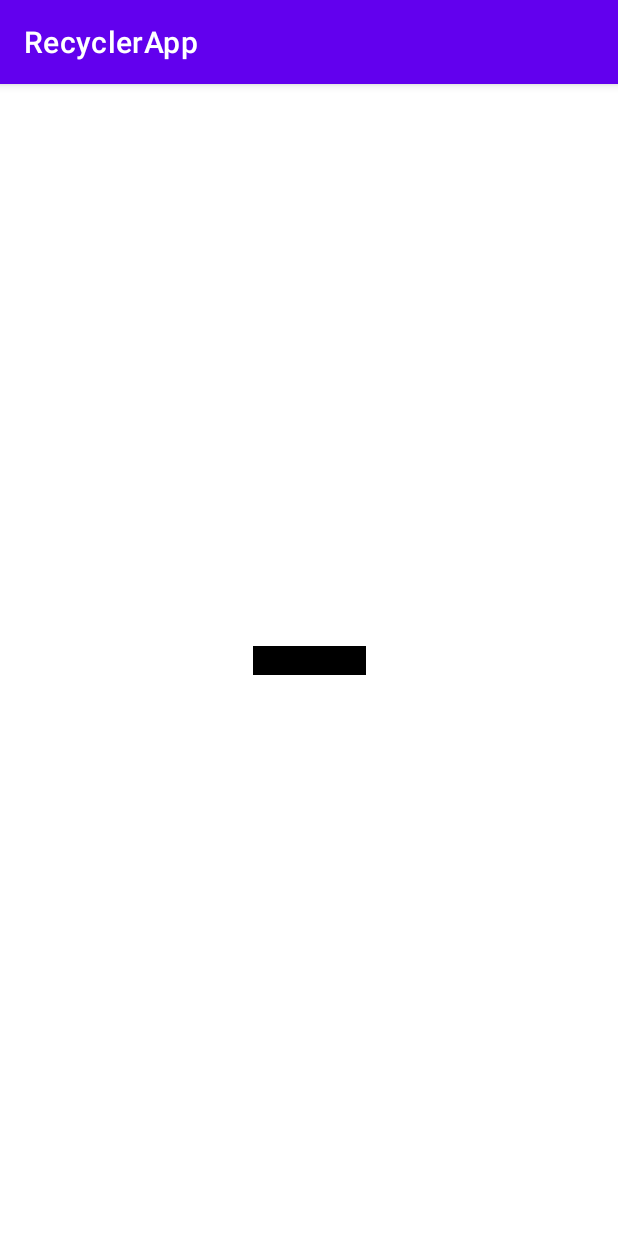
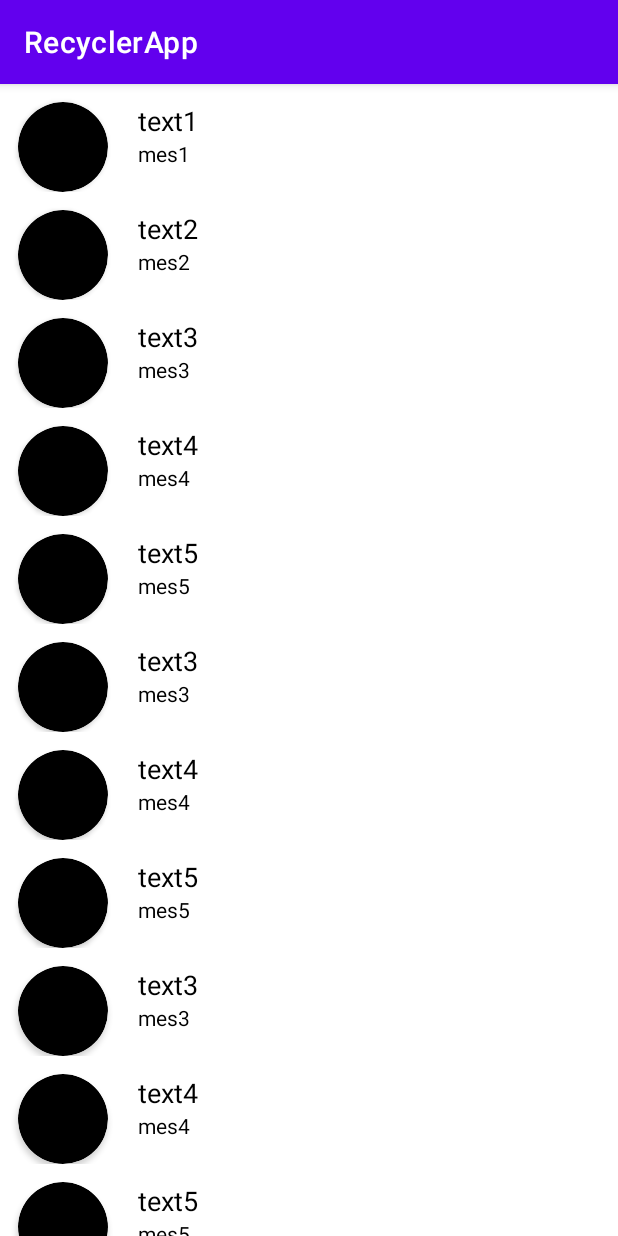
Before and after one commit to xyfit/RecyclerViewApp, an Android app: the screen it shows after launch (MainActivity), on a phone screen of 412 x 824 dp. Run offline under Robolectric (Android 15) with nearby library versions, the phone set to English and light mode, and no system bars.

Commit message:
//4 commit

```diff
--- a/app/src/main/java/uz/uzmbapps/recyclerapp/MainActivity.kt
+++ b/app/src/main/java/uz/uzmbapps/recyclerapp/MainActivity.kt
@@ -1,12 +1,64 @@
 package uz.uzmbapps.recyclerapp
 
+import android.annotation.SuppressLint
 import androidx.appcompat.app.AppCompatActivity
 import android.os.Bundle
+import androidx.recyclerview.widget.GridLayoutManager
+import androidx.recyclerview.widget.LinearLayoutManager
+import androidx.recyclerview.widget.RecyclerView
+import uz.uzmbapps.recyclerapp.adapters.HomeAdapter
+import uz.uzmbapps.recyclerapp.models.ItemModel
 
 class MainActivity : AppCompatActivity() {
+    val myList = arrayListOf<ItemModel>()
+    @SuppressLint("MissingInflatedId")
     override fun onCreate(savedInstanceState: Bundle?) {
         super.onCreate(savedInstanceState)
         setContentView(R.layout.activity_main)
-        ///sdflksdkfsdkfkposdfp
+        val recyclerView = findViewById<RecyclerView>(R.id.recycler_id)
+
+        recyclerView.layoutManager = LinearLayoutManager(this)
+//        recyclerView.layoutManager = GridLayoutManager(this, 3)
+//        recyclerView.layoutManager = LinearLayoutManager(this, LinearLayoutManager.HORIZONTAL, false)
+        myList.add(ItemModel("text1 ", "mes1"))
+        myList.add(ItemModel("text2 ", "mes2"))
+        myList.add(ItemModel("text3 ", "mes3"))
+        myList.add(ItemModel("text4 ", "mes4"))
+        myList.add(ItemModel("text5 ", "mes5"))
+        myList.add(ItemModel("text3 ", "mes3"))
+        myList.add(ItemModel("text4 ", "mes4"))
+        myList.add(ItemModel("text5 ", "mes5"))
+        myList.add(ItemModel("text3 ", "mes3"))
+        myList.add(ItemModel("text4 ", "mes4"))
+        myList.add(ItemModel("text5 ", "mes5"))
+        myList.add(ItemModel("text3 ", "mes3"))
+        myList.add(ItemModel("text4 ", "mes4"))
+        myList.add(ItemModel("text5 ", "mes5"))
+        myList.add(ItemModel("text3 ", "mes3"))
+        myList.add(ItemModel("text4 ", "mes4"))
+        myList.add(ItemModel("text5 ", "mes5"))
+        myList.add(ItemModel("text3 ", "mes3"))
+        myList.add(ItemModel("text4 ", "mes4"))
+        myList.add(ItemModel("text5 ", "mes5"))
+        myList.add(ItemModel("text3 ", "mes3"))
+        myList.add(ItemModel("text4 ", "mes4"))
+        myList.add(ItemModel("text5 ", "mes5"))
+        myList.add(ItemModel("text3 ", "mes3"))
+        myList.add(ItemModel("text4 ", "mes4"))
+        myList.add(ItemModel("text5 ", "mes5"))
+        myList.add(ItemModel("text3 ", "mes3"))
+        myList.add(ItemModel("text4 ", "mes4"))
+        myList.add(ItemModel("text5 ", "mes5"))
+        myList.add(ItemModel("text3 ", "mes3"))
+        myList.add(ItemModel("text4 ", "mes4"))
+        myList.add(ItemModel("text5 ", "mes5"))
+
+        recyclerView.adapter = HomeAdapter(myList)
+
     }
 }
+/**
+ * item layout
+ * model
+ * adapter
+ * */
--- /dev/null
+++ b/app/src/main/java/uz/uzmbapps/recyclerapp/adapters/HomeAdapter.kt
@@ -0,0 +1,28 @@
+package uz.uzmbapps.recyclerapp.adapters
+
+import android.annotation.SuppressLint
+import android.view.LayoutInflater
+import android.view.View
+import android.view.ViewGroup
+import android.widget.TextView
+import androidx.recyclerview.widget.RecyclerView
+import uz.uzmbapps.recyclerapp.R
+import uz.uzmbapps.recyclerapp.models.ItemModel
+
+class HomeAdapter(val lists: List<ItemModel>):RecyclerView.Adapter<HomeAdapter.ItemHolder>(){
+    inner class ItemHolder(view: View): RecyclerView.ViewHolder(view)
+
+    @SuppressLint("SuspiciousIndentation")
+    override fun onCreateViewHolder(parent: ViewGroup, viewType: Int): ItemHolder {
+      val holder = ItemHolder(LayoutInflater.from(parent.context).inflate(R.layout.item_ly, parent, false))
+        return holder
+    }
+
+    override fun onBindViewHolder(holder: ItemHolder, position: Int) {
+        val itemData = lists[position]
+        holder.itemView.findViewById<TextView>(R.id.name_id).text = itemData.name
+        holder.itemView.findViewById<TextView>(R.id.message_id).text = itemData.message
+    }
+
+    override fun getItemCount(): Int = lists.size
+}
--- /dev/null
+++ b/app/src/main/java/uz/uzmbapps/recyclerapp/models/ItemModel.kt
@@ -0,0 +1,6 @@
+package uz.uzmbapps.recyclerapp.models
+
+data class ItemModel(
+    val name: String,
+    val message: String
+)
--- a/app/src/main/res/layout/activity_main.xml
+++ b/app/src/main/res/layout/activity_main.xml
@@ -6,14 +6,10 @@
     android:layout_height="match_parent"
     tools:context=".MainActivity">
 
-    <TextView
-        android:layout_width="wrap_content"
-        android:layout_height="wrap_content"
-        android:text="Hello World!"
-        android:background="@color/black"
-        app:layout_constraintBottom_toBottomOf="parent"
-        app:layout_constraintEnd_toEndOf="parent"
-        app:layout_constraintStart_toStartOf="parent"
-        app:layout_constraintTop_toTopOf="parent" />
-
+    <androidx.recyclerview.widget.RecyclerView
+        android:id="@+id/recycler_id"
+        android:layout_width="match_parent"
+        android:layout_height="match_parent"
+        tools:listitem="@layout/item_ly"
+        />
 </androidx.constraintlayout.widget.ConstraintLayout>
--- /dev/null
+++ b/app/src/main/res/layout/item_ly.xml
@@ -0,0 +1,38 @@
+<?xml version="1.0" encoding="utf-8"?>
+<androidx.constraintlayout.widget.ConstraintLayout xmlns:android="http://schemas.android.com/apk/res/android"
+    android:layout_width="match_parent"
+    android:layout_height="wrap_content"
+    xmlns:app="http://schemas.android.com/apk/res-auto">
+
+    <androidx.cardview.widget.CardView
+        android:id="@+id/cardView"
+        android:layout_width="60dp"
+        android:layout_height="60dp"
+        android:layout_marginStart="12dp"
+        android:layout_marginTop="12dp"
+        app:cardBackgroundColor="@color/black"
+        app:cardCornerRadius="30dp"
+        app:layout_constraintStart_toStartOf="parent"
+        app:layout_constraintTop_toTopOf="parent" />
+
+    <TextView
+        android:id="@+id/name_id"
+        android:layout_width="wrap_content"
+        android:layout_height="wrap_content"
+        android:layout_marginStart="20dp"
+        android:text="@string/app_name"
+        android:textColor="@color/black"
+        android:textSize="18sp"
+        app:layout_constraintStart_toEndOf="@+id/cardView"
+        app:layout_constraintTop_toTopOf="@+id/cardView" />
+
+    <TextView
+        android:id="@+id/message_id"
+        android:layout_width="wrap_content"
+        android:layout_height="wrap_content"
+        android:text="@string/app_name"
+        android:textColor="@color/black"
+        android:textSize="14sp"
+        app:layout_constraintStart_toStartOf="@+id/name_id"
+        app:layout_constraintTop_toBottomOf="@+id/name_id" />
+</androidx.constraintlayout.widget.ConstraintLayout>
```
